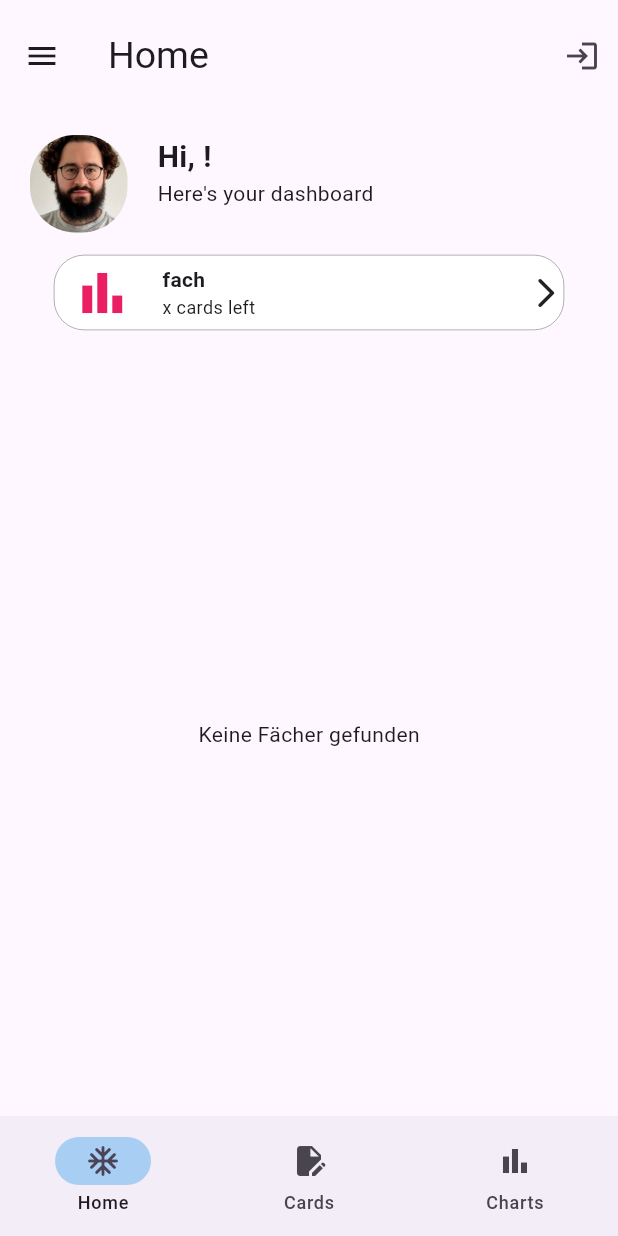
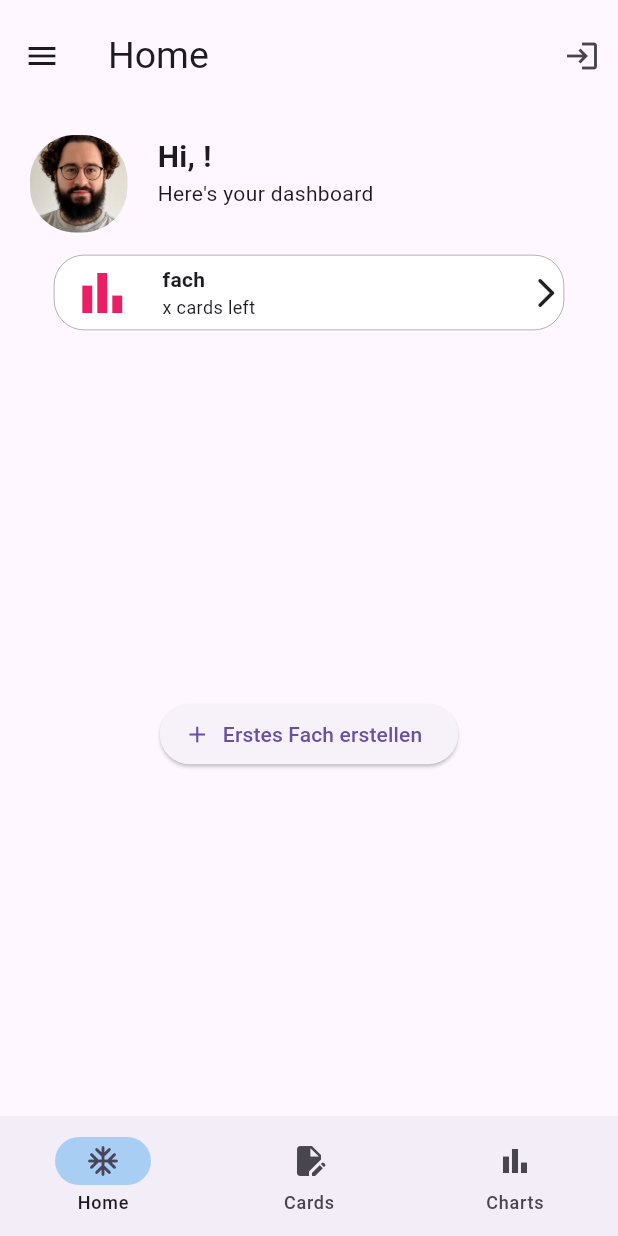
Before and after one commit to bahri-a/study_flash_fresh_start, a Flutter app: the screen it shows once a user with an empty profile is signed in, on a phone screen of 412 x 824 dp. Run offline on Flutter 3.47's test engine with Material 3 defaults, Android fonts, the phone set to English and light mode, and no system bars; our stand-ins replace cloud_firestore, firebase_auth, firebase_core, flutter_riverpod, freezed_annotation, go_router and 1 more; accounts and stored records are empty.

Commit message:
baaaaammmmm FAB

```diff
--- a/lib/src/core/models/app_user/app_user.dart
+++ b/lib/core/models/app_user/app_user.dart
@@ -6,10 +6,8 @@ part 'app_user.g.dart';
 
 @freezed
 abstract class AppUser with _$AppUser {
-  const factory AppUser({
-    required String email,
-    required String username,
-  }) = _AppUser;
+  const factory AppUser({required String email, required String username}) =
+      _AppUser;
 
   factory AppUser.fromJson(Map<String, dynamic> json) =>
       _$AppUserFromJson(json);
--- a/lib/src/core/models/subject/subject.dart
+++ b/lib/core/models/subject/subject.dart
@@ -14,13 +14,12 @@ Timestamp _toJson(DateTime date) => Timestamp.fromDate(date);
 abstract class Subject with _$Subject {
   const factory Subject({
     //Todo: Weitere Variablen im Verlauf hinzufügen
-    required String subject,
+    required String subjectName,
     //required String farbe,
 
     // Wir nutzen @JsonKey statt @TimestampConverter
     // Das sagt: "Nimm _fromJson zum Lesen und _toJson zum Schreiben"
-    @JsonKey(fromJson: _fromJson, toJson: _toJson)
-    required DateTime createdAt,
+    @JsonKey(fromJson: _fromJson, toJson: _toJson) required DateTime createdAt,
   }) = _Subject;
 
   factory Subject.fromJson(Map<String, dynamic> json) =>
--- a/lib/providers/app_user_provider.dart
+++ b/lib/providers/app_user_provider.dart
@@ -5,7 +5,7 @@ import 'package:study_flash/repositories/auth_repository.dart';
 import 'package:study_flash/services/core_service.dart';
 import 'package:study_flash/repositories/subject_repository.dart';
 import 'package:study_flash/repositories/app_user_repository.dart';
-import 'package:study_flash/src/core/models/app_user/app_user.dart';
+import 'package:study_flash/core/models/app_user/app_user.dart';
 
 final userRepositoryProvider = Provider<AppUserRepository>((ref) {
   final authRepository = ref.watch(authRepositoryProvider);
--- a/lib/providers/subject_provider.dart
+++ b/lib/providers/subject_provider.dart
@@ -1,4 +1,5 @@
 import 'package:flutter_riverpod/flutter_riverpod.dart';
+import 'package:study_flash/core/models/subject/subject.dart';
 import 'package:study_flash/providers/auth_provider.dart';
 import 'package:study_flash/services/core_service.dart';
 import 'package:study_flash/repositories/subject_repository.dart';
@@ -9,7 +10,7 @@ final subjectRepositoryProvider = Provider<SubjectRepository>((ref) {
   return SubjectRepository(coreService, authRepo);
 });
 
-final subjectsListProvider = FutureProvider((ref) async {
+final subjectsListProvider = FutureProvider<List<Subject>>((ref) async {
   final repository = ref.watch(subjectRepositoryProvider);
   return repository.getSubjects();
 });
--- a/lib/services/core_service.dart
+++ b/lib/services/core_service.dart
@@ -42,7 +42,6 @@ class CoreService {
     required String docId,
     required Map<String, dynamic> data,
   }) async {
-    // set() überschreibt das gesamte Dokument oder erstellt es, falls es nicht existiert.
     try {
       await _coreService.collection(path).doc(docId).set(data);
     } catch (e) {
--- a/lib/src/features/home/presentation/home_screen.dart
+++ b/lib/src/features/home/presentation/home_screen.dart
@@ -1,18 +1,34 @@
 import 'package:flutter/material.dart';
 import 'package:flutter_riverpod/flutter_riverpod.dart';
 import 'package:study_flash/providers/subject_provider.dart';
-import 'package:study_flash/src/core/models/subject/subject.dart';
+import 'package:study_flash/core/models/subject/subject.dart';
 import 'package:study_flash/src/features/home/presentation/widgets/grid_view_subjects.dart';
 import 'package:study_flash/src/features/home/presentation/widgets/create_box.dart';
 import 'package:study_flash/src/features/home/presentation/widgets/home_header.dart';
 import 'package:study_flash/src/features/home/presentation/widgets/progress_balken.dart';
+import 'package:study_flash/src/features/home/presentation/widgets/show_add_subject_dialog.dart';
 
 class HomeScreen extends ConsumerWidget {
-  HomeScreen({super.key});
+  const HomeScreen({super.key});
 
   @override
   Widget build(BuildContext context, WidgetRef ref) {
+    final subjectsList = ref.watch(subjectsListProvider);
+
+    final bool showFloatingButton = subjectsList.maybeWhen(
+      data: (data) => data.isNotEmpty,
+      orElse: () => false,
+    );
+
     return Scaffold(
+      floatingActionButton: showFloatingButton
+          ? FloatingActionButton(
+              onPressed: () {
+                showAddSubjectDialog(context, ref);
+              },
+              child: const Icon(Icons.add),
+            )
+          : null,
       body: Column(
         children: [
           HomeHeader(),
--- a/lib/src/features/home/presentation/widgets/grid_view_subjects.dart
+++ b/lib/src/features/home/presentation/widgets/grid_view_subjects.dart
@@ -2,37 +2,45 @@ import 'package:flutter/material.dart';
 import 'package:flutter_riverpod/flutter_riverpod.dart';
 import 'package:study_flash/providers/subject_provider.dart';
 import 'package:study_flash/src/features/home/presentation/widgets/create_box.dart';
+import 'package:study_flash/src/features/home/presentation/widgets/show_add_subject_dialog.dart';
 
 class GridViewSubjects extends ConsumerWidget {
   GridViewSubjects({super.key});
 
   @override
   Widget build(BuildContext context, WidgetRef ref) {
-    final subjectsDaten = ref.watch(subjectsListProvider);
+    final subjectsData = ref.watch(subjectsListProvider);
 
     return Expanded(
       flex: 1,
-      child: subjectsDaten.when(
+      child: subjectsData.when(
         data: (data) {
           if (data.isEmpty) {
-            //todo: Statt "Keine Fächer gefunden" ein Add-Button hinzufügen
-            return const Center(child: Text("Keine Fächer gefunden"));
-          }
+            return Center(
+              child: ElevatedButton.icon(
+                label: const Text("Erstes Fach erstellen"),
+                icon: Icon(Icons.add),
+                onPressed: () {
+                  showAddSubjectDialog(context, ref);
+                },
+              ),
+            );
+          } else {
             return Padding(
               padding: const EdgeInsets.only(right: 15, left: 15),
               child: GridView.builder(
                 itemCount: data.length,
-              gridDelegate:
-                  const SliverGridDelegateWithFixedCrossAxisCount(
+                gridDelegate: const SliverGridDelegateWithFixedCrossAxisCount(
                   crossAxisCount: 2,
                   crossAxisSpacing: 15,
                 ),
                 itemBuilder: (context, index) {
                   final currentSubject = data[index];
-                return CreateBox(name: currentSubject.subject);
+                  return CreateBox(name: currentSubject.subjectName);
                 },
               ),
             );
+          }
         },
         error: (error, stackTrace) {
           return Center(child: Text("Fehler beim Laden: $error"));
```
Also changed, not shown: lib/repositories/app_user_repository.dart (+27 -10 lines), lib/repositories/subject_repository.dart (+14 -6 lines), lib/src/features/home/presentation/widgets/show_add_subject_dialog.dart (added, +45 -0 lines), lib/src/features/register/register_screen.dart (+15 -7 lines), lib/core/models/app_user/app_user.freezed.dart (renamed from lib/src/core/models/app_user/app_user.freezed.dart), lib/core/models/app_user/app_user.g.dart (renamed from lib/src/core/models/app_user/app_user.g.dart), lib/core/models/subject/subject.freezed.dart, lib/core/models/subject/subject.g.dart, lib/core/models/timestamp_converter/timestamp_converter.dart (renamed from lib/src/core/models/timestamp_converter/timestamp_converter.dart). Lines whose indentation alone changed are shown as unchanged.
